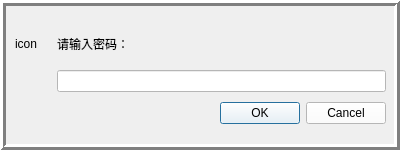
Qt form cleardialog.ui (taiyuankejizhu/SparkZNC) before a commit.
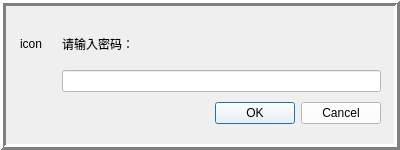
The same form after that commit.

Diff of the .ui file:
```diff
--- a/cleardialog.ui
+++ b/cleardialog.ui
@@ -474,16 +474,7 @@
      <property name="verticalSpacing">
       <number>10</number>
      </property>
-     <property name="leftMargin">
-      <number>5</number>
-     </property>
-     <property name="topMargin">
-      <number>10</number>
-     </property>
-     <property name="rightMargin">
-      <number>5</number>
-     </property>
-     <property name="bottomMargin">
+     <property name="margin">
       <number>10</number>
      </property>
      <item row="0" column="0">
```
